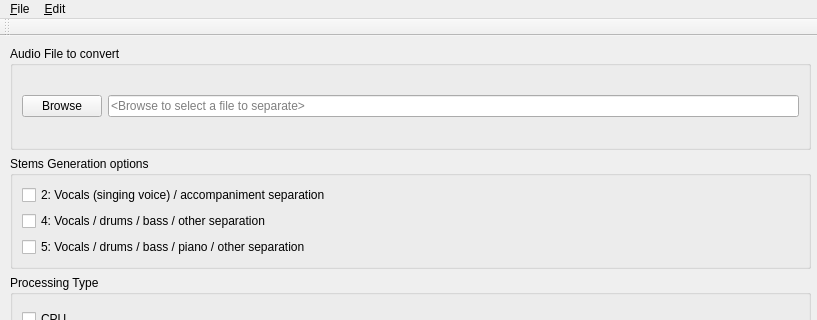
The window that vspleeter/vspleeter_mainWindow.ui (djieff/vspleeter) describes before a commit, drawn with Qt 5; both pictures show x 0 to 817 and y 0 to 320 of the 817 by 860 pixel window.
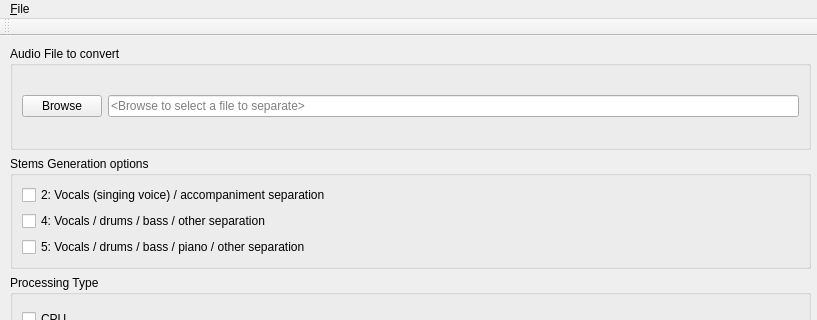
The same window after the commit. Icons and pictures are not drawn.

Commit message: Add appIcon thru qrc

The edit to the form file:
```diff
--- a/vspleeter/vspleeter_mainWindow.ui
+++ b/vspleeter/vspleeter_mainWindow.ui
@@ -194,13 +194,7 @@
      <string>&amp;File</string>
     </property>
    </widget>
-   <widget class="QMenu" name="menu_Edit">
-    <property name="title">
-     <string>&amp;Edit</string>
-    </property>
-   </widget>
    <addaction name="menu_File"/>
-   <addaction name="menu_Edit"/>
   </widget>
   <widget class="QStatusBar" name="statusbar"/>
   <widget class="QToolBar" name="toolBar">
```
Left out of the diff: 8 changed lines with no effect on the pictures. The commit also changes 2 other files.
